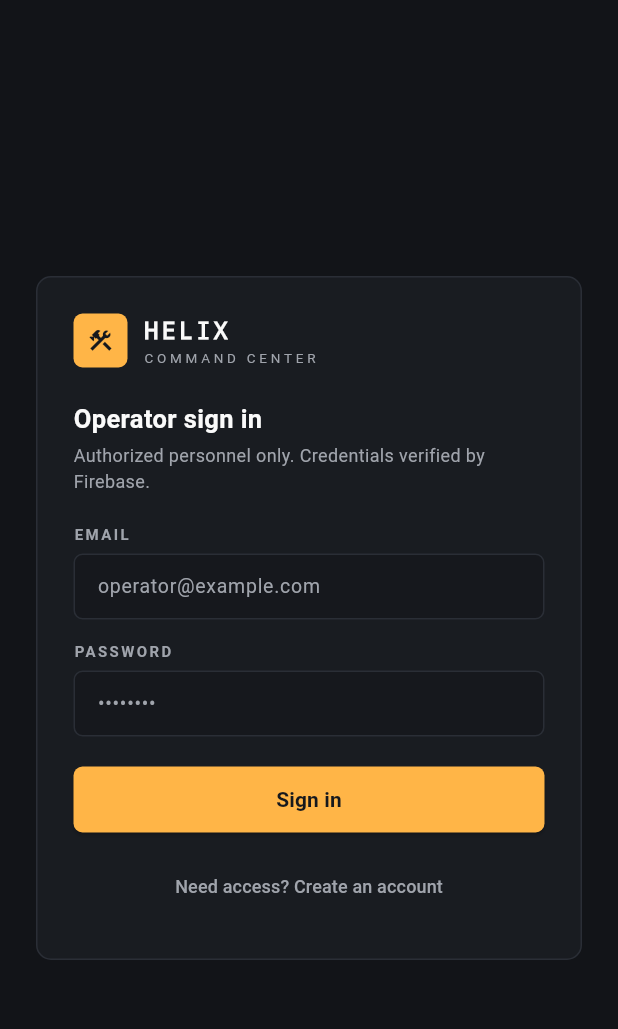
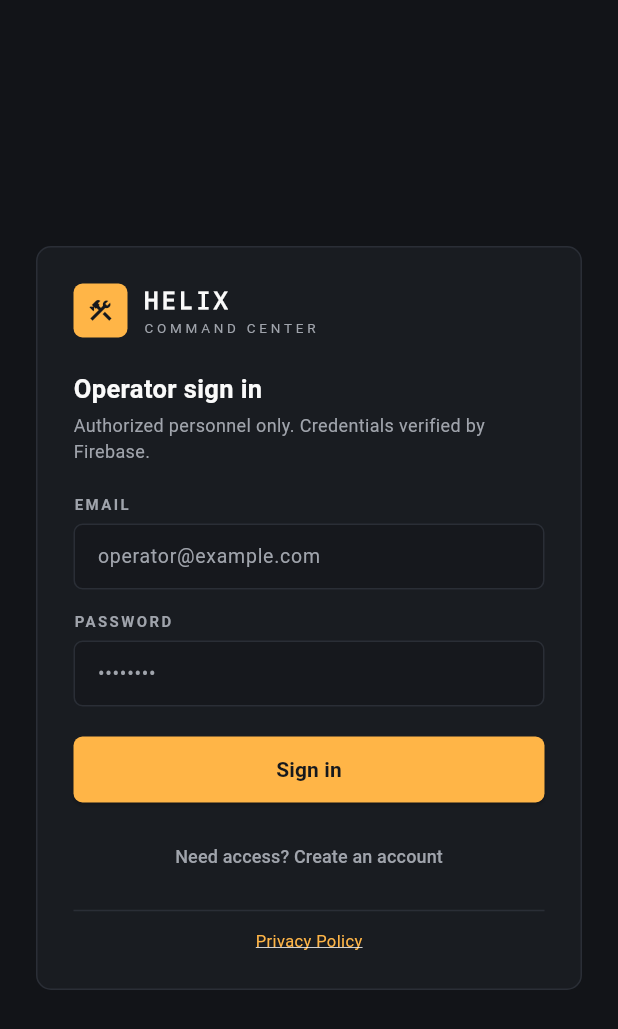
Before and after one commit to marknatdev/helix, a Flutter app: the screen it shows after launch, on a phone screen of 412 x 824 dp. Shown: the top 1029 px of the screen. Run offline on Flutter 3.47's test engine with Material 3 defaults, Android fonts, the phone set to English and light mode, and no system bars; our stand-ins replace cloud_firestore, firebase_auth, firebase_core, flutter_map, latlong2; missing offline and left inert: dart:html; accounts and stored records are empty; generated files the repository leaves out were written again.

Commit message:
feat: prevent client caching and add privacy policy link to auth pages

```diff
--- a/lib/auth/login_page.dart
+++ b/lib/auth/login_page.dart
@@ -1,5 +1,6 @@
 import 'package:flutter/material.dart';
 import 'package:provider/provider.dart';
+import 'dart:html' as html;
 
 import '../theme/app_theme.dart';
 import 'auth_service.dart';
@@ -220,6 +221,22 @@
                             color: AppColors.mutedFg, fontSize: 12),
                       ),
                     ),
+                    const Divider(color: AppColors.border, height: 24),
+                    Center(
+                      child: InkWell(
+                        onTap: () {
+                          html.window.open('/ppl/', '_blank');
+                        },
+                        child: const Text(
+                          'Privacy Policy',
+                          style: TextStyle(
+                            color: AppColors.primary,
+                            fontSize: 11,
+                            decoration: TextDecoration.underline,
+                          ),
+                        ),
+                      ),
+                    ),
                   ],
                 ),
               ),
```
Also changed, not shown: firebase.json, 1 other file.
